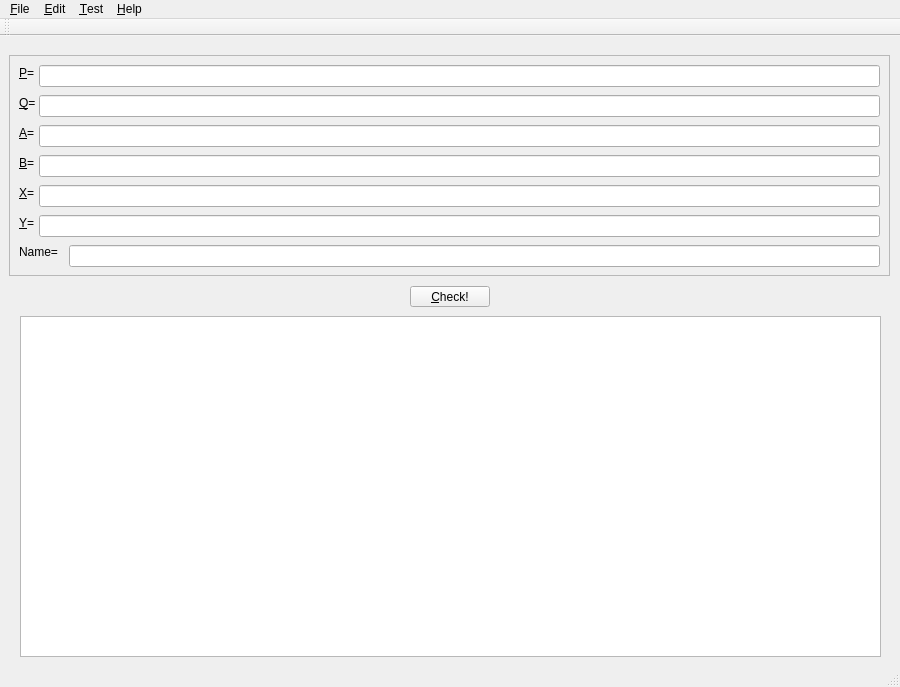
Qt form mainwindow.ui (s-v-grebnev/ECver) before a commit.
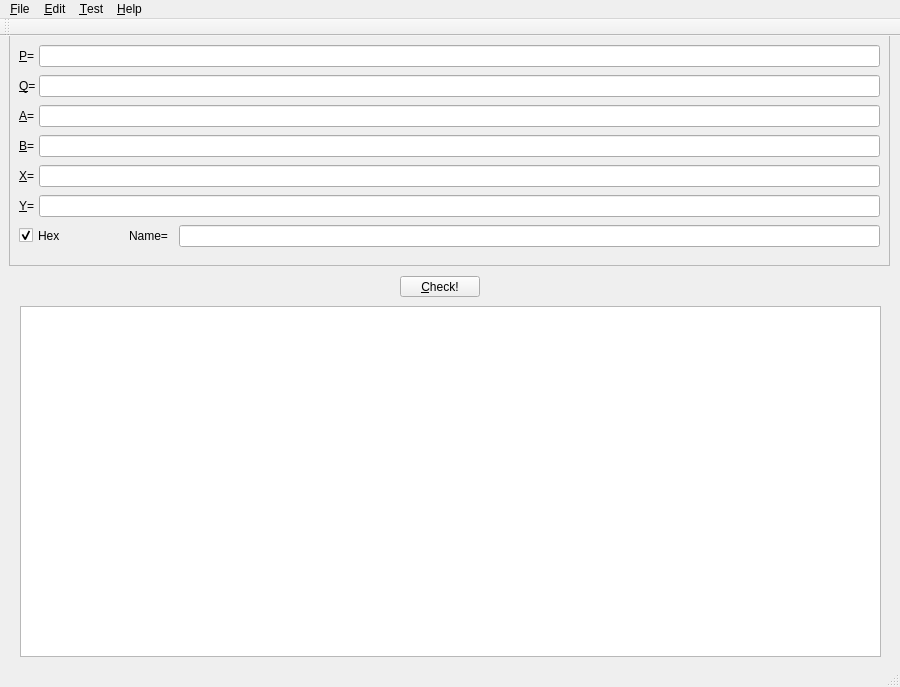
The same form after that commit.

Commit message: Base-16 options checkbox added

Diff of the .ui file:
```diff
--- a/mainwindow.ui
+++ b/mainwindow.ui
@@ -17,8 +17,8 @@
    <widget class="QPushButton" name="pushButton">
     <property name="geometry">
      <rect>
-      <x>410</x>
-      <y>250</y>
+      <x>400</x>
+      <y>240</y>
       <width>80</width>
       <height>21</height>
      </rect>
@@ -37,9 +37,9 @@
     <property name="geometry">
      <rect>
       <x>20</x>
-      <y>280</y>
+      <y>270</y>
       <width>861</width>
-      <height>341</height>
+      <height>351</height>
      </rect>
     </property>
    </widget>
@@ -47,9 +47,9 @@
     <property name="geometry">
      <rect>
       <x>9</x>
-      <y>19</y>
+      <y>-1</y>
       <width>881</width>
-      <height>221</height>
+      <height>231</height>
      </rect>
     </property>
     <property name="focusPolicy">
@@ -67,7 +67,7 @@
        <x>10</x>
        <y>10</y>
        <width>21</width>
-       <height>16</height>
+       <height>21</height>
       </rect>
      </property>
      <property name="text">
@@ -83,7 +83,7 @@
        <x>10</x>
        <y>160</y>
        <width>21</width>
-       <height>16</height>
+       <height>21</height>
       </rect>
      </property>
      <property name="text">
@@ -99,7 +99,7 @@
        <x>10</x>
        <y>130</y>
        <width>21</width>
-       <height>16</height>
+       <height>21</height>
       </rect>
      </property>
      <property name="text">
@@ -115,7 +115,7 @@
        <x>10</x>
        <y>70</y>
        <width>21</width>
-       <height>16</height>
+       <height>21</height>
       </rect>
      </property>
      <property name="text">
@@ -131,7 +131,7 @@
        <x>10</x>
        <y>40</y>
        <width>21</width>
-       <height>16</height>
+       <height>21</height>
       </rect>
      </property>
      <property name="text">
@@ -204,9 +204,9 @@
     <widget class="QLineEdit" name="lineEdit_7">
      <property name="geometry">
       <rect>
-       <x>60</x>
+       <x>170</x>
        <y>190</y>
-       <width>811</width>
+       <width>701</width>
        <height>22</height>
       </rect>
      </property>
@@ -217,7 +217,7 @@
        <x>10</x>
        <y>100</y>
        <width>21</width>
-       <height>16</height>
+       <height>21</height>
       </rect>
      </property>
      <property name="text">
@@ -230,16 +230,32 @@
     <widget class="QLabel" name="label_7">
      <property name="geometry">
       <rect>
-       <x>10</x>
+       <x>120</x>
        <y>190</y>
-       <width>55</width>
-       <height>14</height>
+       <width>51</width>
+       <height>21</height>
       </rect>
      </property>
      <property name="text">
       <string>Name=</string>
      </property>
     </widget>
+    <widget class="QCheckBox" name="checkBox">
+     <property name="geometry">
+      <rect>
+       <x>10</x>
+       <y>190</y>
+       <width>85</width>
+       <height>21</height>
+      </rect>
+     </property>
+     <property name="text">
+      <string>Hex</string>
+     </property>
+     <property name="checked">
+      <bool>true</bool>
+     </property>
+    </widget>
    </widget>
   </widget>
   <widget class="QToolBar" name="mainToolBar">
```
Left out of the diff: 8 changed lines with no effect on the pictures. The commit also changes 3 other files.
